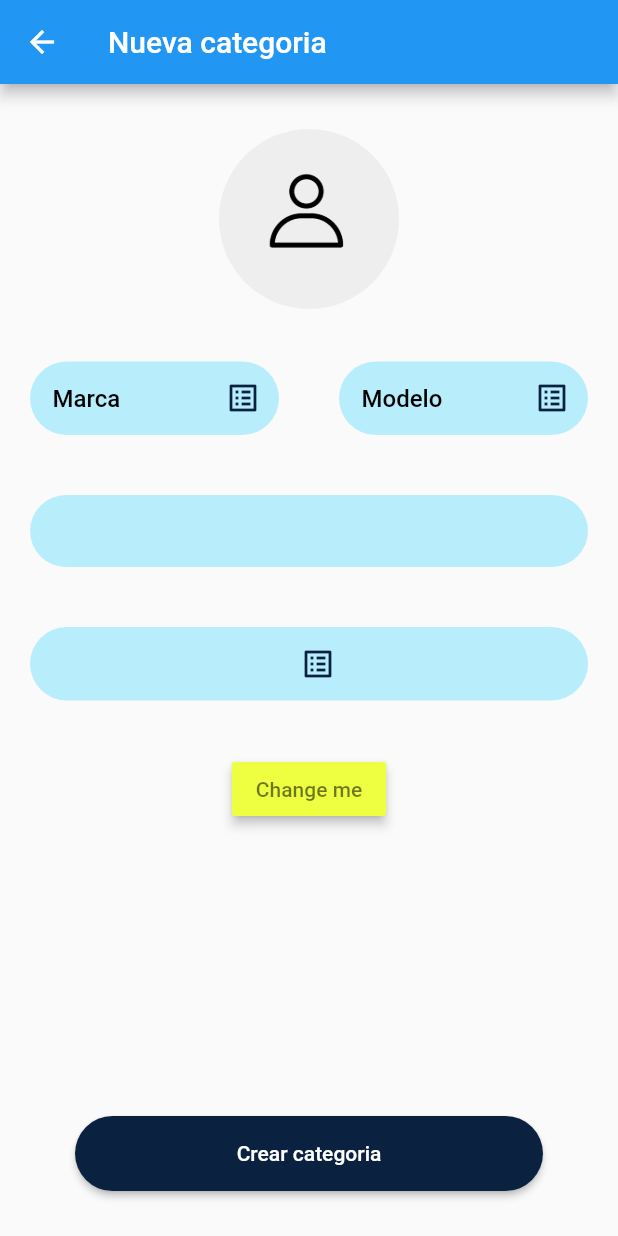
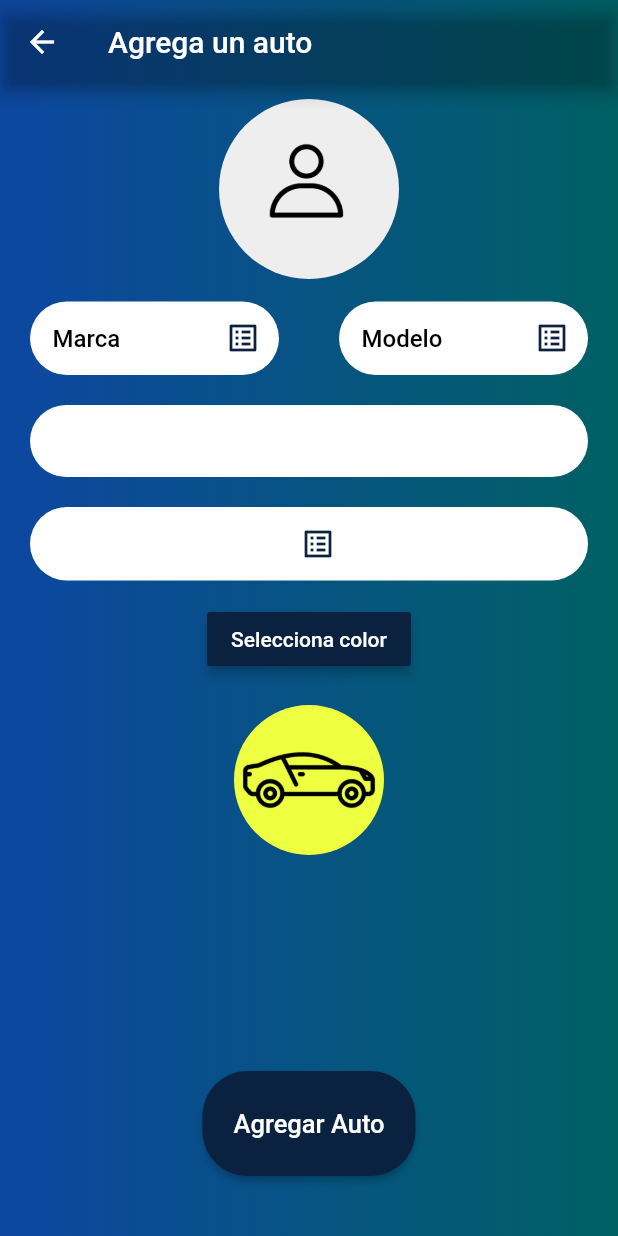
Before and after one commit to Abdielcoder/CAWA, a Flutter app: the CLientCarCreatePage screen opened by its route, on a phone screen of 412 x 824 dp. Run offline on Flutter 3.47's test engine with Material 2 defaults, Android fonts, the phone set to English and light mode, and no system bars; our stand-ins replace awesome_dialog, firebase_core, firebase_messaging, flutter_colorpicker, flutter_credit_card, flutter_custom_clippers and 15 more; missing offline and left inert: auto_reload, flutter_polyline_points, geocode, stripe_payment; accounts and stored records are empty; statements that could not run were skipped.

Commit message:
CAWA46 - FINISH UI ADD CAR

```diff
--- a/lib/src/pages/client/create/client_car_create_page.dart
+++ b/lib/src/pages/client/create/client_car_create_page.dart
@@ -17,15 +17,7 @@ class _CLientCarCreatePageState extends State<CLientCarCreatePage> {
 
   ClientCarCreateController _con = new ClientCarCreateController();
   Color currentColor = Colors.limeAccent;
-  // List<DropdownMenuItem<String>> get dropdownItems{
-  //   List<DropdownMenuItem<String>> menuItems = [
-  //     DropdownMenuItem(child: Text("USA"),value: "USA"),
-  //     DropdownMenuItem(child: Text("Canada"),value: "Canada"),
-  //     DropdownMenuItem(child: Text("Brazil"),value: "Brazil"),
-  //     DropdownMenuItem(child: Text("England"),value: "England"),
-  //   ];
-  //   return menuItems;
-  // }
+
   String dropdownValue = 'Año';
   void changeColor(Color color) => setState(() => currentColor = color);
   @override
@@ -41,28 +33,40 @@ class _CLientCarCreatePageState extends State<CLientCarCreatePage> {
 
   @override
   Widget build(BuildContext context) {
-    return Scaffold(
+    return Container(
+      decoration: BoxDecoration(
+          gradient: LinearGradient(
+              begin: Alignment.centerLeft,
+              end: Alignment.centerRight,
+              colors: [Colors.blue.shade900, Colors.cyan.shade900])
+      ),
+      child: Scaffold(
+        backgroundColor: Colors.transparent,
         appBar: AppBar(
-        title: Text('Nueva categoria'),
+          backgroundColor: Colors.transparent,
+          title: Text('Agrega un auto'),
         ),
         body: Column(
           children: [
-          SizedBox(height: 30),
+            SizedBox(height: 10),
             _imageUser(),
-          SizedBox(height: 30),
+            SizedBox(height: 10),
             _marcaModelo(),
-          SizedBox(height: 30),
+            SizedBox(height: 10),
             _yearDescripcion(),
-          SizedBox(height: 30),
+            SizedBox(height: 10),
             _placa(),
-          SizedBox(height: 30),
-          _changeColor()
+            SizedBox(height: 10),
+            _changeColor(),
+            SizedBox(height: 20),
+            _imageCar()
           ],
 
         ),
 
 
         bottomNavigationBar: _buttonCreate(),
+      ),
     );
   }
 
@@ -146,9 +150,9 @@ class _CLientCarCreatePageState extends State<CLientCarCreatePage> {
                 },
               );
             },
-            child: const Text('Change me'),
-            color: currentColor,
-            textColor: Colors.black54
+            child: const Text('Selecciona color'),
+            color: MyColors.primaryColor,
+            textColor: Colors.white
         ),
       ],
     );
@@ -166,12 +170,23 @@ class _CLientCarCreatePageState extends State<CLientCarCreatePage> {
       ),
     );
   }
+  Widget _imageCar() {
+    return GestureDetector(
+      onTap: (){},
+      child: CircleAvatar(
+        backgroundImage:
+        AssetImage('assets/img/car_color.png'),
+        radius: 50,
+          backgroundColor: currentColor,
+      ),
+    );
+  }
 
   Widget _textFieldName() {
     return Container(
       margin: EdgeInsets.symmetric(horizontal: 20, vertical: 5),
       decoration: BoxDecoration(
-          color: MyColors.primaryOpacityColor,
+          color: Colors.white,
           borderRadius: BorderRadius.circular(30)
       ),
       child: TextField(
@@ -199,8 +214,7 @@ class _CLientCarCreatePageState extends State<CLientCarCreatePage> {
       padding: EdgeInsets.symmetric(horizontal: 195),
       margin: EdgeInsets.symmetric(horizontal: 20, vertical: 5),
       decoration: BoxDecoration(
-
-          color: MyColors.primaryOpacityColor,
+          color: Colors.white,
           borderRadius: BorderRadius.circular(30)
       ),
       child:DropdownButton<String>(
@@ -241,7 +255,7 @@ class _CLientCarCreatePageState extends State<CLientCarCreatePage> {
       padding: EdgeInsets.symmetric(horizontal: 180),
       margin: EdgeInsets.symmetric(horizontal: 20, vertical: 5),
       decoration: BoxDecoration(
-          color: MyColors.primaryOpacityColor,
+          color: Colors.white,
           borderRadius: BorderRadius.circular(30)
       ),
       child: TextField(
@@ -295,7 +309,7 @@ class _CLientCarCreatePageState extends State<CLientCarCreatePage> {
     return Container(
       margin: EdgeInsets.symmetric(horizontal: 20, vertical: 5),
       decoration: BoxDecoration(
-          color: MyColors.primaryOpacityColor,
+          color: Colors.white,
           borderRadius: BorderRadius.circular(30)
       ),
       child: TextField(
@@ -319,18 +333,25 @@ class _CLientCarCreatePageState extends State<CLientCarCreatePage> {
 
   Widget _buttonCreate() {
     return Container(
-      height: 50,
+      height:70,
       width: double.infinity,
-      margin: EdgeInsets.symmetric(horizontal: 50, vertical: 30),
+      margin: EdgeInsets.symmetric(horizontal: 135, vertical: 40),
       child: ElevatedButton(
         onPressed: _con.createCategory,
-        child: Text('Crear categoria'),
+        child: Text('Agregar Auto',
+        style: TextStyle(
+          fontSize: 17.0,
+          color: Colors.white
+        ),),
         style: ElevatedButton.styleFrom(
+
+          onPrimary: Colors.black,
             primary: MyColors.primaryColor,
             shape: RoundedRectangleBorder(
                 borderRadius: BorderRadius.circular(30)
             ),
-            padding: EdgeInsets.symmetric(vertical: 15)
+            padding: EdgeInsets.symmetric(vertical: 5),
+
         ),
       ),
     );
--- a/lib/src/utils/my_colors.dart
+++ b/lib/src/utils/my_colors.dart
@@ -9,5 +9,8 @@ class MyColors {
   static Color colorAmarrillo = Color(0xFFF0A500);
   static Color colorNaranja = Color(0xFFE45826);
   static Color colorGoogle = Color(0xFFea4335);
+  static Color colorAqua= Color(0xFF00968A);
+  static Color colorMorado= Color(0xFF9C6FA1);
+
 
 }
```
Also changed, not shown: assets/img/car_color.png (added). Lines whose indentation alone changed are shown as unchanged.
